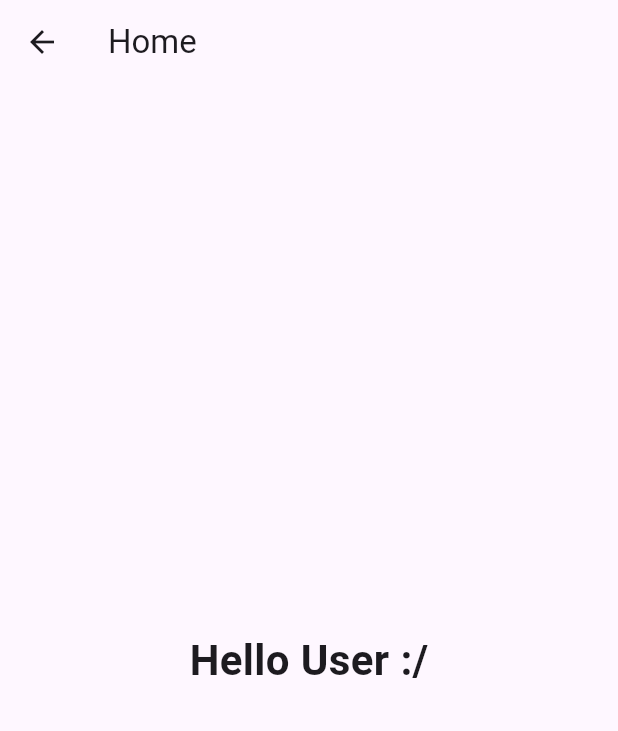
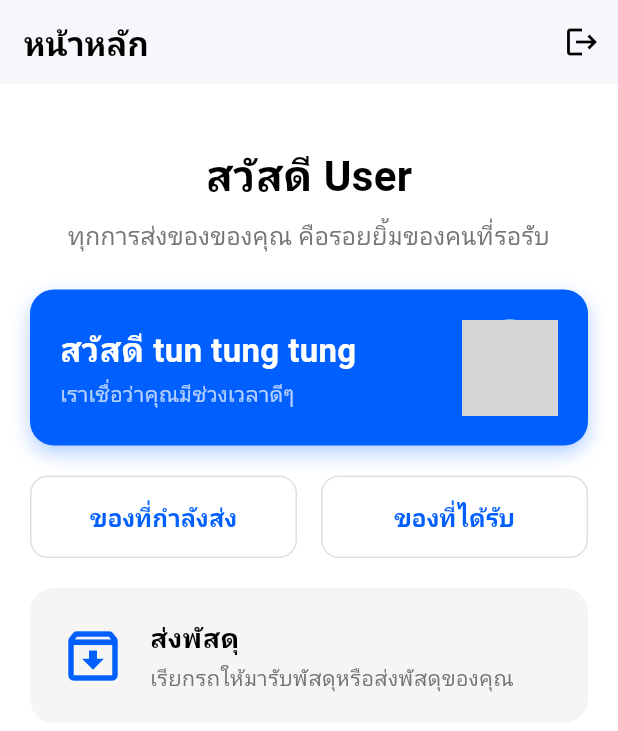
Before and after one commit to patcharap0n/delivery_project, a Flutter app: the HomeUser screen opened directly, on a phone screen of 412 x 824 dp. Shown: the top 731 px of the screen. Run offline on Flutter 3.47's test engine with Material 3 defaults, Android fonts, the light colour scheme and no system bars; our stand-ins replace cloud_firestore, firebase_core, flutter_map, geolocator, get, google_maps_flutter and 2 more; accounts and stored records are empty; network calls fail; grey boxes are pictures that could not be loaded.

Commit message:
เพิ่มปุ่ม logout ในหน้า User Rider

```diff
--- a/lib/page/LoginPage.dart
+++ b/lib/page/LoginPage.dart
@@ -1,11 +1,11 @@
 import 'package:cloud_firestore/cloud_firestore.dart';
 import 'package:delivery/page/RegisterRiderPage.dart';
 import 'package:delivery/page/RegisterUserPage.dart';
-import 'package:delivery/page/home_page.dart';
 import 'package:delivery/page/home_rider_page.dart';
 import 'package:flutter/material.dart';
 import 'package:get/get_core/src/get_main.dart';
 import 'package:get/get_navigation/get_navigation.dart';
+import 'package:delivery/page/home_user_page.dart';
 
 class LoginPage extends StatefulWidget {
   const LoginPage({super.key});
--- a/lib/page/home_page.dart
+++ /dev/null
@@ -1,18 +0,0 @@
-import 'package:flutter/material.dart';
-
-class HomeUser extends StatelessWidget {
-  const HomeUser({super.key});
-
-  @override
-  Widget build(BuildContext context) {
-    return Scaffold(
-      appBar: AppBar(title: const Text("Home")),
-      body: const Center(
-        child: Text(
-          "Hello User :/",
-          style: TextStyle(fontSize: 28, fontWeight: FontWeight.bold),
-        ),
-      ),
-    );
-  }
-}
--- a/lib/page/home_user_page.dart
+++ b/lib/page/home_user_page.dart
@@ -1,4 +1,7 @@
 import 'package:flutter/material.dart';
+// import 'package:firebase_auth/firebase_auth.dart'; // <-- 1. ลบ import นี้
+import 'package:get/get.dart';
+import 'package:delivery/page/LoginPage.dart'; // (เช็ค Path ให้ถูก)
 
 class HomeUser extends StatelessWidget {
   // --- คุณสามารถดึงข้อมูลจริงมาแทนที่ตรงนี้ ---
@@ -17,6 +20,27 @@ class HomeUser extends StatelessWidget {
 
     return Scaffold(
       backgroundColor: Colors.white,
+
+      appBar: AppBar(
+        automaticallyImplyLeading: false,
+        title: const Text(
+          "หน้าหลัก",
+          style: TextStyle(color: Colors.black, fontWeight: FontWeight.bold),
+        ),
+        backgroundColor: Colors.white,
+        elevation: 1,
+        actions: [
+          IconButton(
+            icon: const Icon(Icons.logout, color: Colors.black),
+            tooltip: 'กลับไปหน้า Login', // <-- เปลี่ยนข้อความ
+            onPressed: () {
+              // --- 3. ใส่คำสั่ง Get.offAll() ที่ปุ่ม onPressed โดยตรง ---
+              Get.offAll(() => const LoginPage());
+            },
+          ),
+        ],
+      ),
+
       body: SafeArea(
         child: SingleChildScrollView(
           child: Padding(
@@ -26,7 +50,8 @@ class HomeUser extends StatelessWidget {
               children: [
                 const SizedBox(height: 20),
 
-                // --- ส่วนทักทายด้านบน ---
+                // (เนื้อหา UI ส่วนที่เหลือเหมือนเดิม)
+
                 Text(
                   "สวัสดี $userGreetingName",
                   style: const TextStyle(
@@ -45,18 +70,10 @@ class HomeUser extends StatelessWidget {
                   textAlign: TextAlign.center,
                 ),
                 const SizedBox(height: 24),
-
-                // --- Banner สีน้ำเงิน ---
                 _buildWelcomeBanner(primaryColor, userName, userImageUrl),
-
                 const SizedBox(height: 20),
-
-                // --- ปุ่มเมนู 2 ปุ่ม ---
                 _buildNavigationButtons(context, primaryColor),
-
                 const SizedBox(height: 20),
-
-                // --- การ์ด "ส่งพัสดุ" ---
                 _buildCreateShipmentCard(context, primaryColor),
               ],
             ),
@@ -66,8 +83,16 @@ class HomeUser extends StatelessWidget {
     );
   }
 
+  // (Helper Widgets ทั้ง 3 ตัวเหมือนเดิม)
+  // ... _buildWelcomeBanner ...
+  // ... _buildNavigationButtons ...
+  // ... _buildMenuButton ...
+  // ... _buildCreateShipmentCard ...
+
+  // (คัดลอก Helper Widgets 3 ตัวจากโค้ดก่อนหน้ามาวางที่นี่ได้เลยครับ)
   // Helper Widget 1: Banner สีน้ำเงิน
-  Widget _buildWelcomeBanner(Color primaryColor, String userName, String imageUrl) {
+  Widget _buildWelcomeBanner(
+      Color primaryColor, String userName, String imageUrl) {
     return Container(
       width: double.infinity,
       padding: const EdgeInsets.all(20.0),
@@ -112,8 +137,6 @@ class HomeUser extends StatelessWidget {
           CircleAvatar(
             radius: 32,
             backgroundColor: Colors.white,
-            // คุณสามารถเปลี่ยนเป็น AssetImage ถ้ามีรูปในโปรเจกต์
-            // หรือใช้ NetworkImage ถ้าดึง URL รูปมาจาก Firestore
             backgroundImage: NetworkImage(imageUrl),
           ),
         ],
@@ -131,7 +154,6 @@ class HomeUser extends StatelessWidget {
             label: "ของที่กำลังส่ง",
             primaryColor: primaryColor,
             onPressed: () {
-              // TODO: ไปยังหน้า "ของที่กำลังส่ง"
               print("ไปหน้าของที่กำลังส่ง");
             },
           ),
@@ -143,7 +165,6 @@ class HomeUser extends StatelessWidget {
             label: "ของที่ได้รับ",
             primaryColor: primaryColor,
             onPressed: () {
-              // TODO: ไปยังหน้า "ของที่ได้รับ"
               print("ไปหน้าของที่ได้รับ");
             },
           ),
@@ -163,8 +184,8 @@ class HomeUser extends StatelessWidget {
       onPressed: onPressed,
       style: OutlinedButton.styleFrom(
         backgroundColor: Colors.white,
-        foregroundColor: primaryColor, // สีตัวอักษร
-        side: BorderSide(color: Colors.grey[300]!), // สีขอบ
+        foregroundColor: primaryColor,
+        side: BorderSide(color: Colors.grey[300]!),
         shape: RoundedRectangleBorder(
           borderRadius: BorderRadius.circular(12.0),
         ),
@@ -184,7 +205,6 @@ class HomeUser extends StatelessWidget {
   Widget _buildCreateShipmentCard(BuildContext context, Color primaryColor) {
     return GestureDetector(
       onTap: () {
-        // TODO: ไปยังหน้า "สร้างรายการส่งของ"
         print("ไปหน้าส่งพัสดุ");
       },
       child: Container(
@@ -197,7 +217,7 @@ class HomeUser extends StatelessWidget {
         child: Row(
           children: [
             Icon(
-              Icons.archive_outlined, // Icon รูปกล่อง
+              Icons.archive_outlined,
               color: primaryColor,
               size: 44,
             ),
```
Also changed, not shown: lib/page/home_rider_page.dart (+22 -0 lines), 1 other file.
